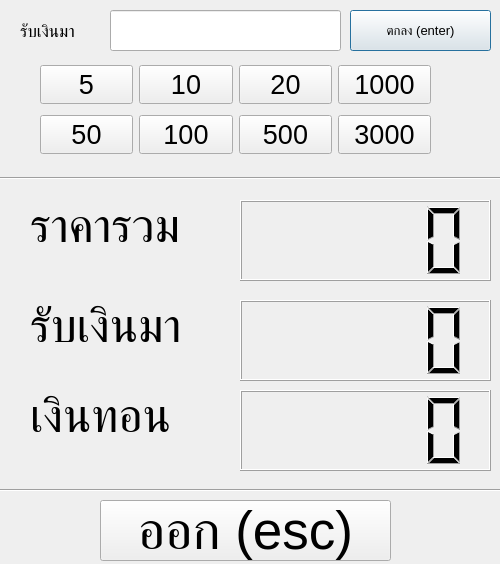
Above: checkoutdialog.ui from millionape/minimartPOS before the change. Below: the same form after it.
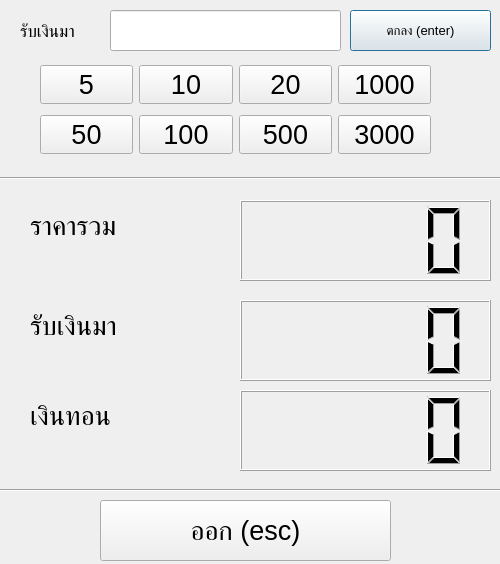
That is the form after the change.

```diff
--- a/checkoutdialog.ui
+++ b/checkoutdialog.ui
@@ -34,7 +34,7 @@
    </property>
    <property name="font">
     <font>
-     <pointsize>35</pointsize>
+     <pointsize>20</pointsize>
     </font>
    </property>
    <property name="text">
@@ -247,7 +247,7 @@
    </property>
    <property name="font">
     <font>
-     <pointsize>35</pointsize>
+     <pointsize>20</pointsize>
     </font>
    </property>
    <property name="text">
@@ -265,7 +265,7 @@
    </property>
    <property name="font">
     <font>
-     <pointsize>35</pointsize>
+     <pointsize>20</pointsize>
     </font>
    </property>
    <property name="text">
@@ -296,7 +296,7 @@
    </property>
    <property name="font">
     <font>
-     <pointsize>40</pointsize>
+     <pointsize>20</pointsize>
     </font>
    </property>
    <property name="text">
```
